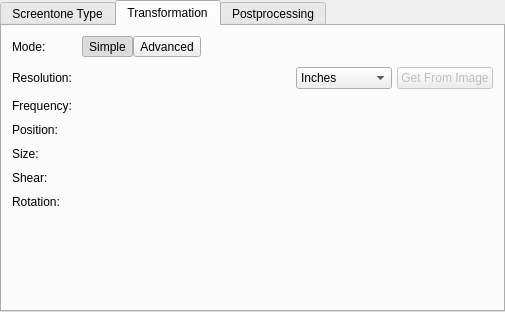
Qt form plugins/generators/screentone/KisScreentoneConfigWidget.ui (KDE/krita) before a commit.
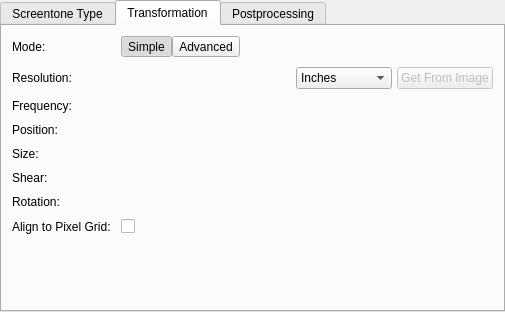
The same form after that commit. The open tabs and pages were chosen to show the change. Custom widgets are drawn as their Qt base class.

Commit message: Add possibility to align the cell grid to pixel grid in the screentone generator

Patch:
```diff
--- a/plugins/generators/screentone/KisScreentoneConfigWidget.ui
+++ b/plugins/generators/screentone/KisScreentoneConfigWidget.ui
@@ -552,6 +552,29 @@
            </item>
           </layout>
          </item>
+         <item row="7" column="0">
+          <widget class="QLabel" name="label">
+           <property name="text">
+            <string>Align to Pixel Grid:</string>
+           </property>
+          </widget>
+         </item>
+         <item row="7" column="1">
+          <layout class="QHBoxLayout" name="horizontalLayout" stretch="0,1,1">
+           <property name="spacing">
+            <number>5</number>
+           </property>
+           <item>
+            <widget class="QCheckBox" name="checkBoxAlignToPixelGrid"/>
+           </item>
+           <item>
+            <widget class="KisSliderSpinBox" name="sliderAlignToPixelGridX" native="true"/>
+           </item>
+           <item>
+            <widget class="KisSliderSpinBox" name="sliderAlignToPixelGridY" native="true"/>
+           </item>
+          </layout>
+         </item>
         </layout>
        </item>
        <item>
```
Left out of the diff: 2 changed lines with no effect on the pictures. The commit also changes 5 other files.
